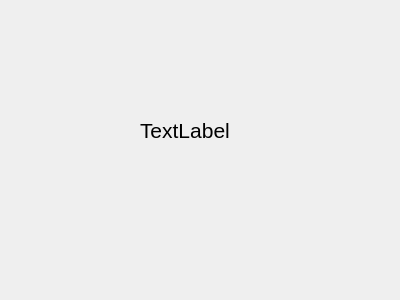
This is src/app/ui/fileview.ui in PLLUG/sourceline as Qt 5 draws it before an edit. The edited form follows.
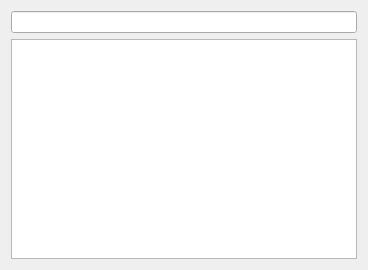
This is the edited form. Custom widgets are drawn as their Qt base class.

The edit to the form file:
```diff
--- a/src/app/ui/fileview.ui
+++ b/src/app/ui/fileview.ui
@@ -6,35 +6,41 @@
    <rect>
     <x>0</x>
     <y>0</y>
-    <width>400</width>
-    <height>300</height>
+    <width>368</width>
+    <height>270</height>
    </rect>
   </property>
   <property name="windowTitle">
    <string>File View</string>
   </property>
-  <widget class="QLabel" name="label">
-   <property name="geometry">
-    <rect>
-     <x>140</x>
-     <y>110</y>
-     <width>101</width>
-     <height>41</height>
-    </rect>
-   </property>
-   <property name="font">
-    <font>
-     <pointsize>16</pointsize>
-    </font>
-   </property>
-   <property name="text">
-    <string>TextLabel</string>
-   </property>
-   <property name="textFormat">
-    <enum>Qt::AutoText</enum>
-   </property>
-  </widget>
+  <layout class="QGridLayout" name="gridLayout">
+   <item row="0" column="0">
+    <layout class="QVBoxLayout" name="verticalLayout">
+     <item>
+      <widget class="IconizedLineEdit" name="lineEdit">
+       <property name="cursor">
+        <cursorShape>ArrowCursor</cursorShape>
+       </property>
+       <property name="readOnly">
+        <bool>true</bool>
+       </property>
+      </widget>
+     </item>
+     <item>
+      <widget class="QListView" name="listView"/>
+     </item>
+    </layout>
+   </item>
+  </layout>
  </widget>
+ <layoutdefault spacing="6" margin="11"/>
+ <customwidgets>
+  <customwidget>
+   <class>IconizedLineEdit</class>
+   <extends>QLineEdit</extends>
+   <header>iconizedlineedit.h</header>
+  </customwidget>
+ </customwidgets>
  <resources/>
  <connections/>
 </ui>
```
Left out of the diff: 2 changed lines with no effect on the pictures.
